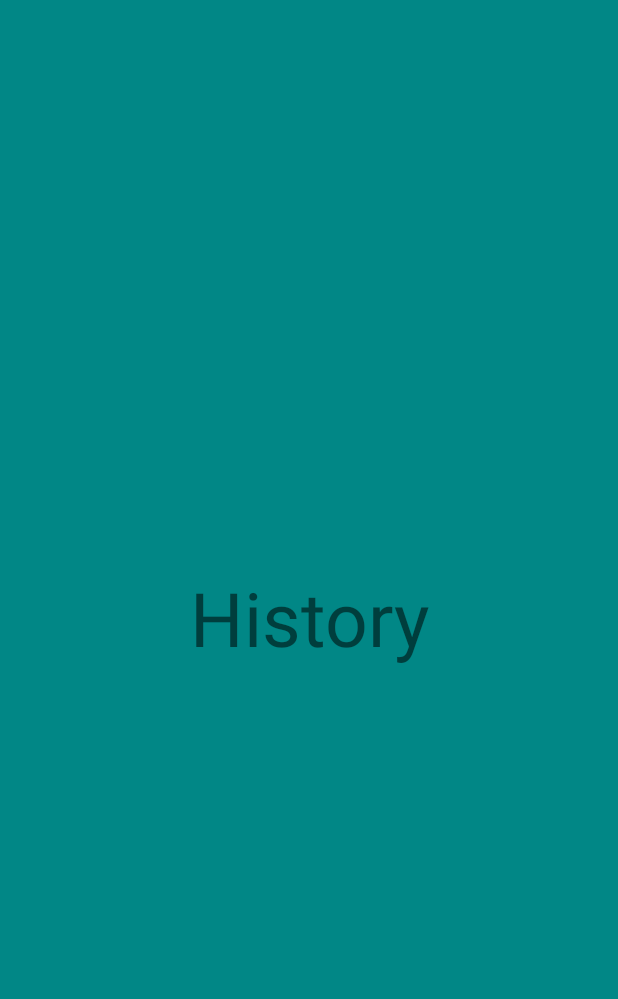
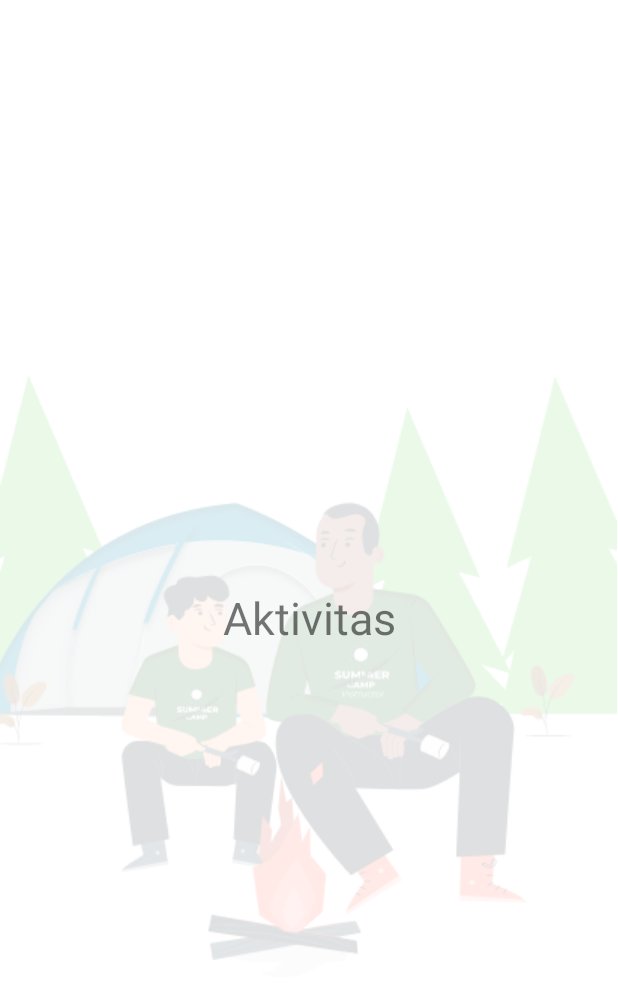
Before and after one commit to imamalgiza/Navigasi_Bar, an Android app: the layout fragment_histroy.xml on its own in the app's theme, with its tools: preview values and no code run, on a phone screen of 412 x 824 dp. Shown: the top 999 px of the screen. Run offline under Robolectric (Android 15) with nearby library versions, the phone set to English and light mode, and no system bars.

Commit message:
setelah copy dipa

```diff
--- a/app/src/main/AndroidManifest.xml
+++ b/app/src/main/AndroidManifest.xml
@@ -12,6 +12,9 @@
         android:theme="@style/Theme.Navigasi_Bar"
         tools:targetApi="31">
         <activity
+            android:name=".MainActivity"
+            android:exported="false" />
+        <activity
             android:name=".HistroyFragment"
             android:exported="false" />
         <activity
@@ -24,7 +27,7 @@
             android:name=".ProfileFragment"
             android:exported="false" />
         <activity
-            android:name=".ActivityMainBinding"
+            android:name=".ActivityNavigationBar2"
             android:exported="true">
             <intent-filter>
                 <action android:name="android.intent.action.MAIN" />
--- a/app/src/main/java/com/example/navigasi_bar/HistroyFragment.java
+++ b/app/src/main/java/com/example/navigasi_bar/HistroyFragment.java
@@ -8,11 +8,6 @@ import android.view.LayoutInflater;
 import android.view.View;
 import android.view.ViewGroup;
 
-/**
- * A simple {@link Fragment} subclass.
- * Use the {@link HistroyFragment#newInstance} factory method to
- * create an instance of this fragment.
- */
 public class HistroyFragment extends Fragment {
 
     // TODO: Rename parameter arguments, choose names that match
--- a/app/src/main/res/layout/fragment_histroy.xml
+++ b/app/src/main/res/layout/fragment_histroy.xml
@@ -1,18 +1,22 @@
 <?xml version="1.0" encoding="utf-8"?>
-<RelativeLayout xmlns:android="http://schemas.android.com/apk/res/android"
+<FrameLayout xmlns:android="http://schemas.android.com/apk/res/android"
     xmlns:tools="http://schemas.android.com/tools"
     android:layout_width="match_parent"
     android:layout_height="match_parent"
-    android:background="@color/teal_700"
     tools:context=".HistroyFragment">
 
-    <!-- TODO: Update blank fragment layout -->
-    <TextView
-        android:id="@+id/fr_history"
-        android:layout_width="match_parent"
-        android:layout_height="match_parent"
-        android:text="@string/history"
-        android:gravity="center"
-        android:textSize="50sp"/>
+    <LinearLayout
+        android:layout_width="wrap_content"
+        android:layout_height="wrap_content"
+        android:layout_marginTop="250dp"
+        android:background="@drawable/gambar_bg">
+    </LinearLayout>
 
-</RelativeLayout>
+        <TextView
+            android:layout_width="match_parent"
+            android:layout_height="match_parent"
+            android:text="Aktivitas"
+            android:gravity="center"
+            android:textSize="30sp"/>
+
+</FrameLayout>
--- a/app/src/main/res/values/strings.xml
+++ b/app/src/main/res/values/strings.xml
@@ -5,4 +5,5 @@
     <string name="history">History</string>
     <string name="notification">Notification</string>
     <string name="profile">Profile</string>
+    <string name="NavigationBottomBar">Notification</string>
 </resources>
```
Also changed, not shown: app/build.gradle (+5 -5 lines), app/src/main/java/com/example/navigasi_bar/ActivityNavigationBar2.java (added, +56 -0 lines), app/src/main/java/com/example/navigasi_bar/MainActivity.java (deleted, +0 -63 lines), app/src/main/res/layout/activity_navigation_bar2.xml (renamed from app/src/main/res/layout/activity_main.xml, +10 -3 lines), app/src/main/res/layout/fragment_home.xml (+15 -10 lines), app/src/main/res/layout/fragment_notification.xml (+15 -10 lines), app/src/main/res/layout/fragment_profile.xml (+15 -10 lines), app/src/main/res/drawable/gambar_bg.png (added), 1 other file.
